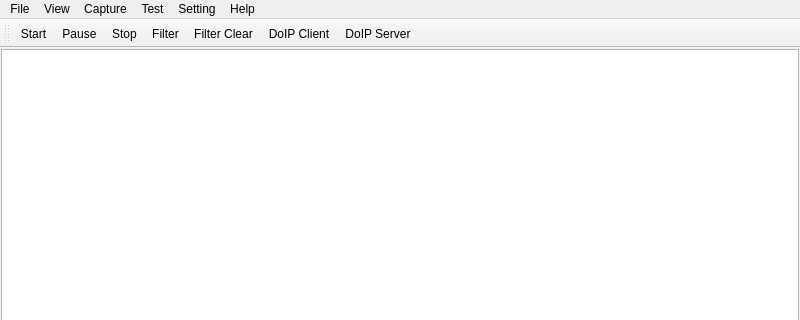
Qt form ui/mainwindow.ui (ctrlfrmb/fkcap) before a commit; both pictures show x 0 to 800 and y 0 to 320 of the 800 by 640 pixel window.
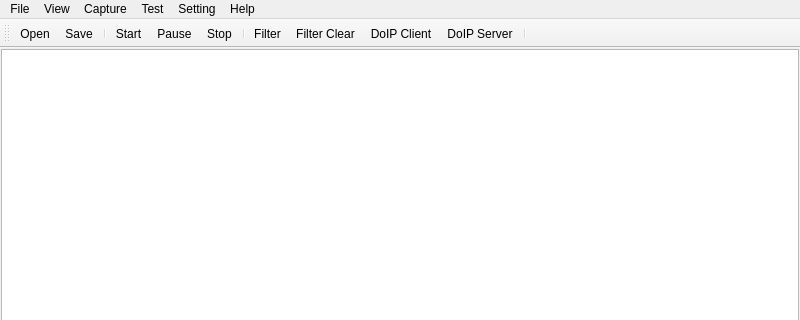
The same form after that commit. Icons and pictures are not drawn.

Diff of the .ui file:
```diff
--- a/ui/mainwindow.ui
+++ b/ui/mainwindow.ui
@@ -112,13 +112,18 @@
    <attribute name="toolBarBreak">
     <bool>false</bool>
    </attribute>
+   <addaction name="actionOpen"/>
+   <addaction name="actionSave"/>
+   <addaction name="separator"/>
    <addaction name="actionStart"/>
    <addaction name="actionPause"/>
    <addaction name="actionStop"/>
+   <addaction name="separator"/>
    <addaction name="actionFilter"/>
    <addaction name="actionFilter_Clear"/>
    <addaction name="actionDoIP_Client"/>
    <addaction name="actionDoIP_Server"/>
+   <addaction name="separator"/>
   </widget>
   <widget class="QStatusBar" name="statusBar"/>
   <action name="actionAbout">
@@ -189,6 +194,30 @@
     <string>DoIP Server</string>
    </property>
   </action>
+  <action name="actionSave">
+   <property name="icon">
+    <iconset resource="../resource.qrc">
+     <normaloff>:/images/resource/icons/db_save.png</normaloff>:/images/resource/icons/db_save.png</iconset>
+   </property>
+   <property name="text">
+    <string>Save</string>
+   </property>
+   <property name="toolTip">
+    <string>Save to file</string>
+   </property>
+  </action>
+  <action name="actionOpen">
+   <property name="icon">
+    <iconset resource="../resource.qrc">
+     <normaloff>:/images/resource/icons/db_open.png</normaloff>:/images/resource/icons/db_open.png</iconset>
+   </property>
+   <property name="text">
+    <string>Open</string>
+   </property>
+   <property name="toolTip">
+    <string>Open from file</string>
+   </property>
+  </action>
  </widget>
  <layoutdefault spacing="6" margin="11"/>
  <resources>
```
Left out of the diff: 16 changed lines with no effect on the pictures.
